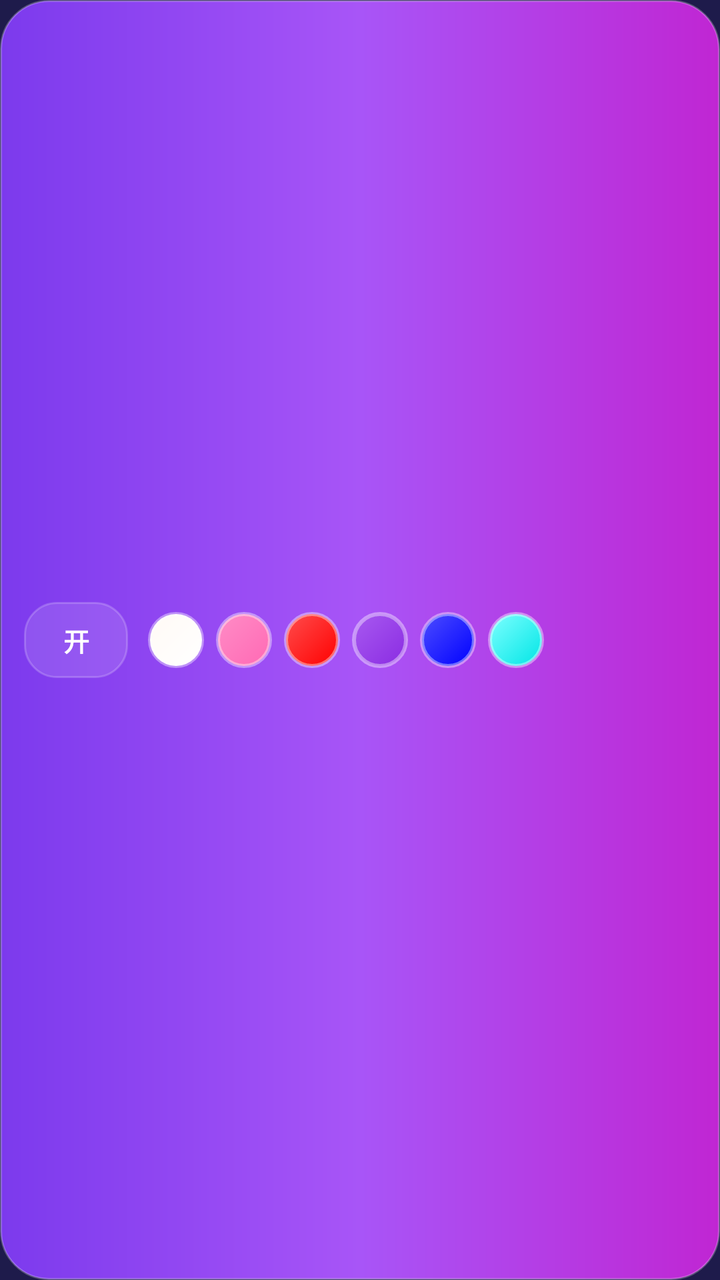
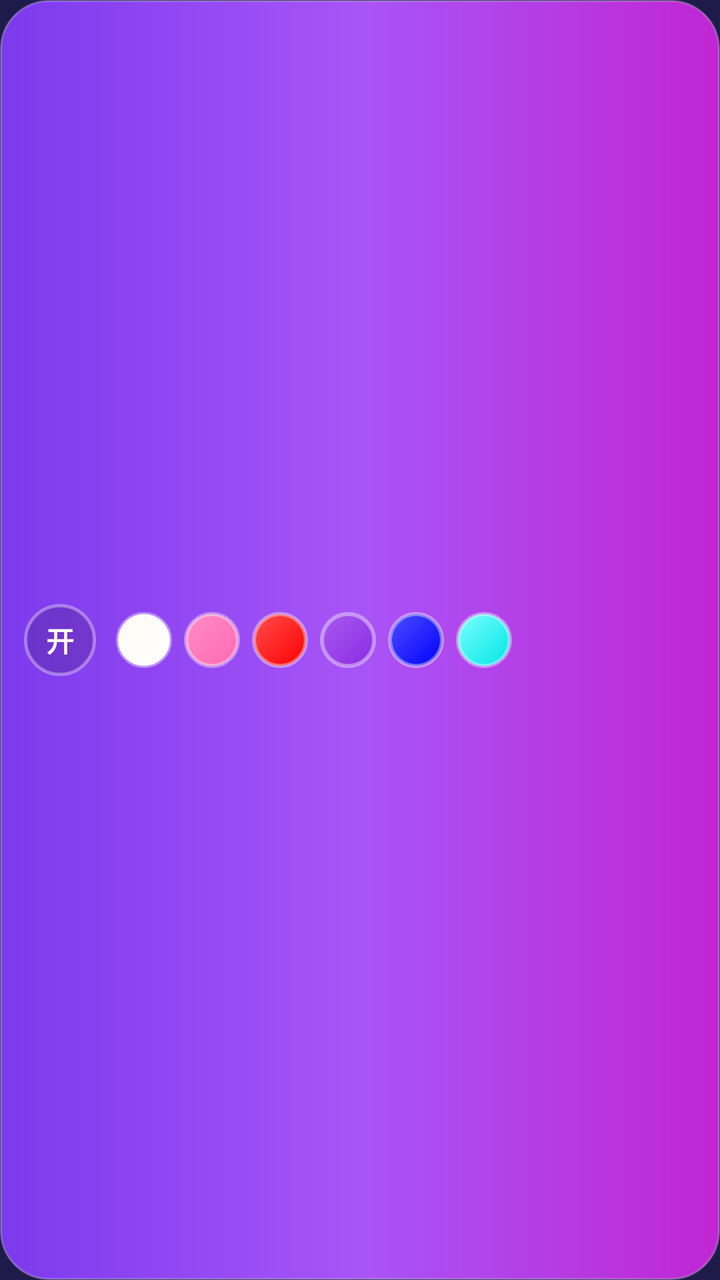

The first picture is an Android layout as it rendered before a commit; the second is the same layout after the commit. The layout source and the unified diff follow.
<!-- AndroidManifest.xml: application theme Theme.AmbientLamp -->
<!-- res/layout/widget_wide.xml -->
<?xml version="1.0" encoding="utf-8"?>
<LinearLayout xmlns:android="http://schemas.android.com/apk/res/android"
    android:id="@+id/widget_root"
    android:layout_width="match_parent"
    android:layout_height="match_parent"
    android:background="@drawable/widget_bg"
    android:gravity="center_vertical"
    android:orientation="horizontal"
    android:paddingStart="12dp"
    android:paddingEnd="12dp">

    <TextView
        android:id="@+id/widget_power"
        android:layout_width="wrap_content"
        android:layout_height="38dp"
        android:background="@drawable/widget_pill"
        android:gravity="center"
        android:minWidth="52dp"
        android:paddingStart="10dp"
        android:paddingEnd="10dp"
        android:text="@string/widget_on"
        android:textColor="#FFFFFFFF"
        android:textSize="13sp"
        android:textStyle="bold" />

    <ImageButton
        android:id="@+id/widget_color_0"
        android:layout_width="28dp"
        android:layout_height="28dp"
        android:layout_marginStart="10dp"
        android:background="@drawable/widget_dot_white"
        android:contentDescription="@string/widget_color_white" />

    <ImageButton
        android:id="@+id/widget_color_1"
        android:layout_width="28dp"
        android:layout_height="28dp"
        android:layout_marginStart="6dp"
        android:background="@drawable/widget_dot_pink"
        android:contentDescription="@string/widget_color_pink" />

    <ImageButton
        android:id="@+id/widget_color_2"
        android:layout_width="28dp"
        android:layout_height="28dp"
        android:layout_marginStart="6dp"
        android:background="@drawable/widget_dot_red"
        android:contentDescription="@string/widget_color_red" />

    <ImageButton
        android:id="@+id/widget_color_3"
        android:layout_width="28dp"
        android:layout_height="28dp"
        android:layout_marginStart="6dp"
        android:background="@drawable/widget_dot_purple"
        android:contentDescription="@string/widget_color_purple" />

    <ImageButton
        android:id="@+id/widget_color_4"
        android:layout_width="28dp"
        android:layout_height="28dp"
        android:layout_marginStart="6dp"
        android:background="@drawable/widget_dot_blue"
        android:contentDescription="@string/widget_color_blue" />

    <ImageButton
        android:id="@+id/widget_color_5"
        android:layout_width="28dp"
        android:layout_height="28dp"
        android:layout_marginStart="6dp"
        android:background="@drawable/widget_dot_cyan"
        android:contentDescription="@string/widget_color_cyan" />
</LinearLayout>
<!-- resources referenced by this layout -->
<resources>
  <!-- drawable widget_bg (drawable) -->
  <?xml version="1.0" encoding="utf-8"?>
  <shape xmlns:android="http://schemas.android.com/apk/res/android"
      android:shape="rectangle">
      <gradient
          android:angle="0"
          android:startColor="#7C3AED"
          android:centerColor="#A855F7"
          android:endColor="#C026D3"
          android:type="linear" />
      <corners android:radius="24dp" />
      <stroke
          android:width="1dp"
          android:color="#40FFFFFF" />
  </shape>
  <!-- drawable widget_dot_blue (drawable) -->
  <?xml version="1.0" encoding="utf-8"?>
  <shape xmlns:android="http://schemas.android.com/apk/res/android"
      android:shape="oval">
      <gradient
          android:angle="315"
          android:startColor="#4D4DFF"
          android:endColor="#0000FF"
          android:type="linear" />
      <stroke
          android:width="2dp"
          android:color="#66FFFFFF" />
  </shape>
  <!-- drawable widget_dot_cyan (drawable) -->
  <?xml version="1.0" encoding="utf-8"?>
  <shape xmlns:android="http://schemas.android.com/apk/res/android"
      android:shape="oval">
      <gradient
          android:angle="315"
          android:startColor="#7DFFFF"
          android:endColor="#00E5E5"
          android:type="linear" />
      <stroke
          android:width="2dp"
          android:color="#66FFFFFF" />
  </shape>
  <!-- drawable widget_dot_pink (drawable) -->
  <?xml version="1.0" encoding="utf-8"?>
  <shape xmlns:android="http://schemas.android.com/apk/res/android"
      android:shape="oval">
      <gradient
          android:angle="315"
          android:startColor="#FF8CC6"
          android:endColor="#FF69B4"
          android:type="linear" />
      <stroke
          android:width="2dp"
          android:color="#66FFFFFF" />
  </shape>
  <!-- drawable widget_dot_purple (drawable) -->
  <?xml version="1.0" encoding="utf-8"?>
  <shape xmlns:android="http://schemas.android.com/apk/res/android"
      android:shape="oval">
      <gradient
          android:angle="315"
          android:startColor="#A85AF0"
          android:endColor="#8A2BE2"
          android:type="linear" />
      <stroke
          android:width="2dp"
          android:color="#66FFFFFF" />
  </shape>
  <!-- drawable widget_dot_red (drawable) -->
  <?xml version="1.0" encoding="utf-8"?>
  <shape xmlns:android="http://schemas.android.com/apk/res/android"
      android:shape="oval">
      <gradient
          android:angle="315"
          android:startColor="#FF4D4D"
          android:endColor="#FF0000"
          android:type="linear" />
      <stroke
          android:width="2dp"
          android:color="#66FFFFFF" />
  </shape>
  <!-- drawable widget_dot_white (drawable) -->
  <?xml version="1.0" encoding="utf-8"?>
  <shape xmlns:android="http://schemas.android.com/apk/res/android"
      android:shape="oval">
      <gradient
          android:angle="315"
          android:startColor="#FFFAF5"
          android:endColor="#FFFFFF"
          android:type="linear" />
      <stroke
          android:width="2dp"
          android:color="#66FFFFFF" />
  </shape>
  <!-- drawable widget_pill (drawable) -->
  <?xml version="1.0" encoding="utf-8"?>
  <shape xmlns:android="http://schemas.android.com/apk/res/android"
      android:shape="rectangle">
      <solid android:color="#1FFFFFFF" />
      <corners android:radius="16dp" />
      <stroke
          android:width="1dp"
          android:color="#33FFFFFF" />
  </shape>
  <string name="widget_color_blue">蓝色</string>
  <string name="widget_color_cyan">青色</string>
  <string name="widget_color_pink">粉色</string>
  <string name="widget_color_purple">紫色</string>
  <string name="widget_color_red">红色</string>
  <string name="widget_color_white">白光</string>
  <string name="widget_on">开</string>
  <style name="Theme.AmbientLamp" parent="android:Theme.Material.NoActionBar">
          <item name="android:windowBackground">#FF1E1B4B</item>
          <item name="android:colorBackground">#FF1E1B4B</item>
          <item name="android:statusBarColor">#FF1E1B4B</item>
          <item name="android:navigationBarColor">#FF020617</item>
      </style>
</resources>

<!-- the commit's change to res/layout/widget_wide.xml (unified diff, before → after) -->
@@ -7,20 +7,19 @@
     android:gravity="center_vertical"
     android:orientation="horizontal"
     android:paddingStart="12dp"
+    android:paddingTop="6dp"
+    android:paddingBottom="6dp"
     android:paddingEnd="12dp">
 
     <TextView
         android:id="@+id/widget_power"
-        android:layout_width="wrap_content"
-        android:layout_height="38dp"
-        android:background="@drawable/widget_pill"
+        android:layout_width="36dp"
+        android:layout_height="36dp"
+        android:background="@drawable/widget_circle_off"
         android:gravity="center"
-        android:minWidth="52dp"
-        android:paddingStart="10dp"
-        android:paddingEnd="10dp"
         android:text="@string/widget_on"
         android:textColor="#FFFFFFFF"
-        android:textSize="13sp"
+        android:textSize="14sp"
         android:textStyle="bold" />
 
     <ImageButton
<!-- resource entries referenced after the edit -->
@@ -14,6 +14,15 @@
       <stroke
           android:width="1dp"
           android:color="#40FFFFFF" />
+  </shape>
+  <!-- drawable widget_circle_off (drawable) -->
+  <?xml version="1.0" encoding="utf-8"?>
+  <shape xmlns:android="http://schemas.android.com/apk/res/android"
+      android:shape="oval">
+      <solid android:color="#26000000" />
+      <stroke
+          android:width="1.5dp"
+          android:color="#59FFFFFF" />
   </shape>
   <!-- drawable widget_dot_blue (drawable) -->
   <?xml version="1.0" encoding="utf-8"?>
@@ -93,16 +102,6 @@
           android:width="2dp"
           android:color="#66FFFFFF" />
   </shape>
-  <!-- drawable widget_pill (drawable) -->
-  <?xml version="1.0" encoding="utf-8"?>
-  <shape xmlns:android="http://schemas.android.com/apk/res/android"
-      android:shape="rectangle">
-      <solid android:color="#1FFFFFFF" />
-      <corners android:radius="16dp" />
-      <stroke
-          android:width="1dp"
-          android:color="#33FFFFFF" />
-  </shape>
   <string name="widget_color_blue">蓝色</string>
   <string name="widget_color_cyan">青色</string>
   <string name="widget_color_pink">粉色</string>
